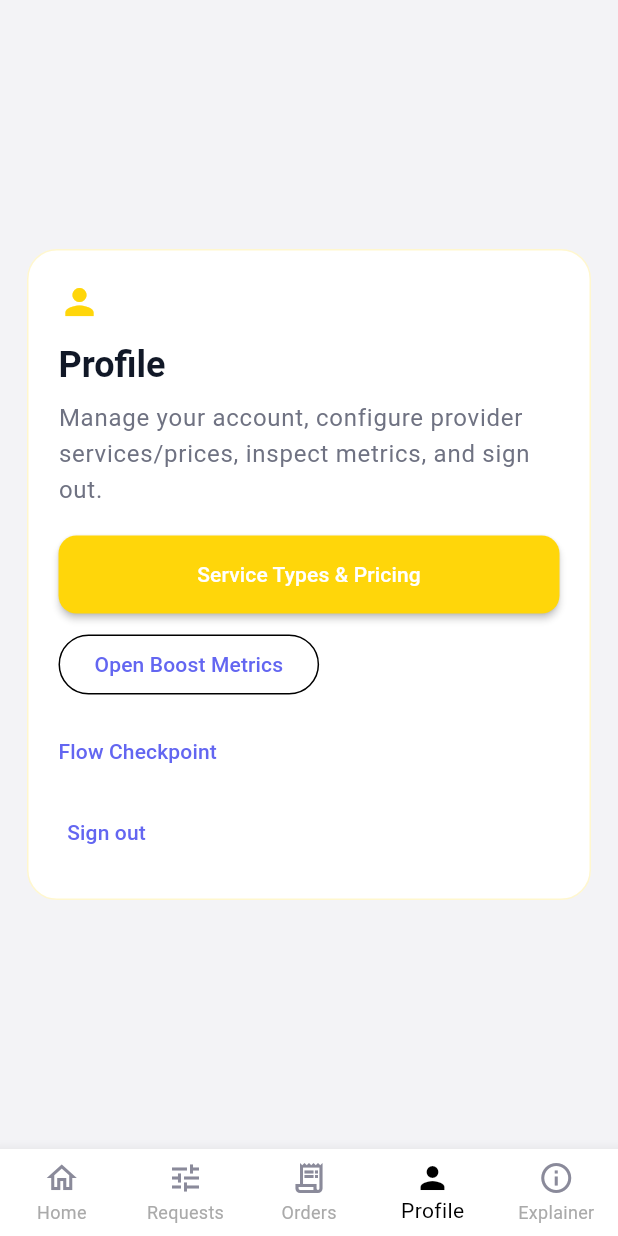
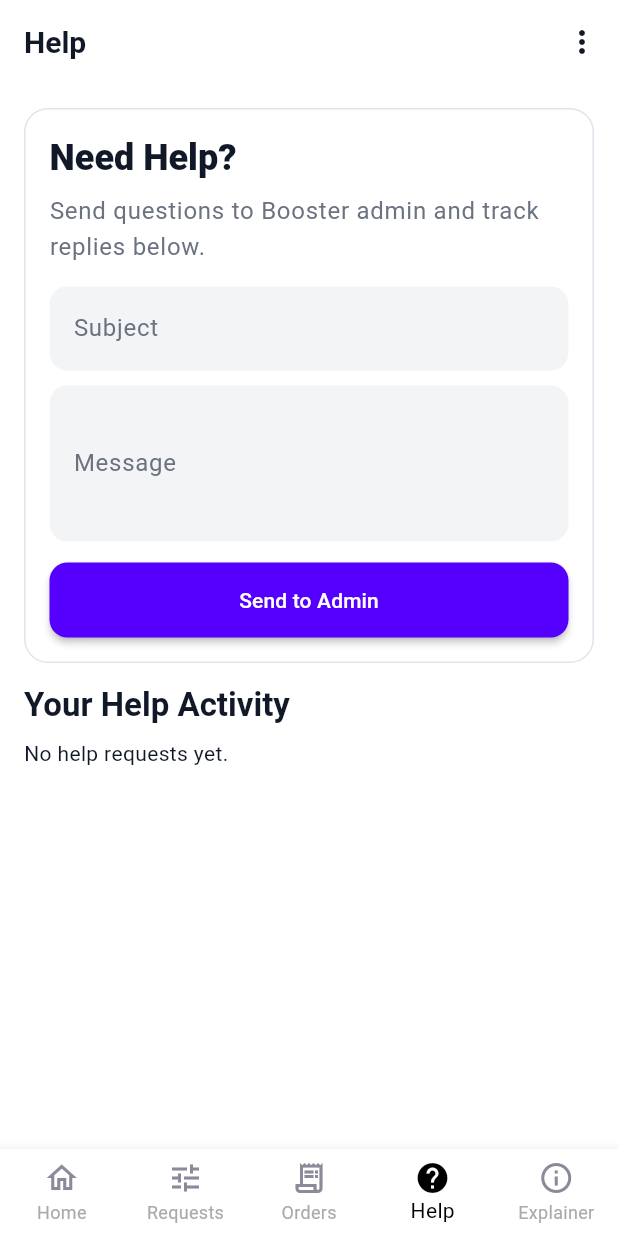
Before and after one commit to vitaprojects/boosstter, a Flutter app: the HomeScreen screen opened directly, item 4 of the bottom bar chosen, on a phone screen of 412 x 824 dp. Run offline on Flutter 3.47's test engine with Material 3 defaults, Android fonts, the phone set to English and light mode, and no system bars; our stand-ins replace cloud_firestore, cloud_functions, firebase_auth, firebase_core, firebase_database, geocoding and 2 more; missing offline and left inert: flutter_stripe; accounts and stored records are empty.

Commit message:
Add Help tab and move profile actions to More menu

```diff
--- /dev/null
+++ b/booster_app/lib/help_screen.dart
@@ -0,0 +1,282 @@
+import 'package:cloud_firestore/cloud_firestore.dart';
+import 'package:firebase_auth/firebase_auth.dart';
+import 'package:flutter/material.dart';
+
+class HelpScreen extends StatefulWidget {
+  const HelpScreen({super.key});
+
+  @override
+  State<HelpScreen> createState() => _HelpScreenState();
+}
+
+class _HelpScreenState extends State<HelpScreen> {
+  final TextEditingController _subjectController = TextEditingController();
+  final TextEditingController _messageController = TextEditingController();
+
+  bool _isSubmitting = false;
+
+  @override
+  void dispose() {
+    _subjectController.dispose();
+    _messageController.dispose();
+    super.dispose();
+  }
+
+  Future<void> _submitHelpRequest() async {
+    final user = FirebaseAuth.instance.currentUser;
+    if (user == null) {
+      ScaffoldMessenger.of(context).showSnackBar(
+        const SnackBar(content: Text('Please sign in to send a help request.')),
+      );
+      return;
+    }
+
+    final subject = _subjectController.text.trim();
+    final message = _messageController.text.trim();
+
+    if (subject.isEmpty || message.isEmpty) {
+      ScaffoldMessenger.of(context).showSnackBar(
+        const SnackBar(content: Text('Please enter both subject and message.')),
+      );
+      return;
+    }
+
+    if (_isSubmitting) return;
+    setState(() => _isSubmitting = true);
+
+    try {
+      await FirebaseFirestore.instance.collection('help_requests').add({
+        'userId': user.uid,
+        'userEmail': user.email,
+        'subject': subject,
+        'message': message,
+        'status': 'open',
+        'adminReply': null,
+        'createdAt': FieldValue.serverTimestamp(),
+        'updatedAt': FieldValue.serverTimestamp(),
+      });
+
+      if (!mounted) return;
+      _subjectController.clear();
+      _messageController.clear();
+      ScaffoldMessenger.of(context).showSnackBar(
+        const SnackBar(content: Text('Your question was sent to Booster admin.')),
+      );
+    } catch (_) {
+      if (!mounted) return;
+      ScaffoldMessenger.of(context).showSnackBar(
+        const SnackBar(content: Text('Could not send help request. Please try again.')),
+      );
+    } finally {
+      if (mounted) setState(() => _isSubmitting = false);
+    }
+  }
+
+  Color _statusColor(String status) {
+    switch (status) {
+      case 'resolved':
+        return const Color(0xFF16A34A);
+      case 'in_progress':
+        return const Color(0xFF2563EB);
+      default:
+        return const Color(0xFFEA580C);
+    }
+  }
+
+  String _formatTimestamp(Timestamp? ts) {
+    if (ts == null) return 'Unknown time';
+    final d = ts.toDate().toLocal();
+    final month = d.month.toString().padLeft(2, '0');
+    final day = d.day.toString().padLeft(2, '0');
+    final hour = d.hour.toString().padLeft(2, '0');
+    final minute = d.minute.toString().padLeft(2, '0');
+    return '${d.year}-$month-$day $hour:$minute';
+  }
+
+  @override
+  Widget build(BuildContext context) {
+    final userId = FirebaseAuth.instance.currentUser?.uid;
+
+    return SafeArea(
+      child: ListView(
+        padding: const EdgeInsets.all(16),
+        children: [
+          Container(
+            padding: const EdgeInsets.all(16),
+            decoration: BoxDecoration(
+              color: Colors.white,
+              borderRadius: BorderRadius.circular(16),
+              border: Border.all(color: const Color(0xFFE2E4ED)),
+            ),
+            child: Column(
+              crossAxisAlignment: CrossAxisAlignment.start,
+              children: [
+                Text(
+                  'Need Help?',
+                  style: Theme.of(context)
+                      .textTheme
+                      .headlineSmall
+                      ?.copyWith(fontWeight: FontWeight.w800),
+                ),
+                const SizedBox(height: 8),
+                Text(
+                  'Send questions to Booster admin and track replies below.',
+                  style: Theme.of(context)
+                      .textTheme
+                      .bodyLarge
+                      ?.copyWith(color: const Color(0xFF6B7280)),
+                ),
+                const SizedBox(height: 14),
+                TextField(
+                  controller: _subjectController,
+                  decoration: const InputDecoration(
+                    labelText: 'Subject',
+                    hintText: 'Example: Refund question',
+                  ),
+                ),
+                const SizedBox(height: 10),
+                TextField(
+                  controller: _messageController,
+                  minLines: 3,
+                  maxLines: 6,
+                  decoration: const InputDecoration(
+                    labelText: 'Message',
+                    hintText: 'Write your question or issue here',
+                  ),
+                ),
+                const SizedBox(height: 14),
+                SizedBox(
+                  width: double.infinity,
+                  child: ElevatedButton(
+                    onPressed: _isSubmitting ? null : _submitHelpRequest,
+                    style: ElevatedButton.styleFrom(
+                      padding: const EdgeInsets.symmetric(vertical: 14),
+                      backgroundColor: const Color(0xFF5500FF),
+                      foregroundColor: Colors.white,
+                    ),
+                    child: _isSubmitting
+                        ? const SizedBox(
+                            width: 18,
+                            height: 18,
+                            child: CircularProgressIndicator(strokeWidth: 2, color: Colors.white),
+                          )
+                        : const Text('Send to Admin'),
+                  ),
+                ),
+              ],
+            ),
+          ),
+          const SizedBox(height: 14),
+          Text(
+            'Your Help Activity',
+            style: Theme.of(context)
+                .textTheme
+                .titleLarge
+                ?.copyWith(fontWeight: FontWeight.w700),
+          ),
+          const SizedBox(height: 8),
+          if (userId == null)
+            const Text('Sign in to view your help requests.')
+          else
+            StreamBuilder<QuerySnapshot<Map<String, dynamic>>>(
+              stream: FirebaseFirestore.instance
+                  .collection('help_requests')
+                  .where('userId', isEqualTo: userId)
+                  .orderBy('createdAt', descending: true)
+                  .limit(30)
+                  .snapshots(),
+              builder: (context, snapshot) {
+                if (snapshot.connectionState == ConnectionState.waiting) {
+                  return const Padding(
+                    padding: EdgeInsets.all(20),
+                    child: Center(child: CircularProgressIndicator()),
+                  );
+                }
+
+                if (snapshot.hasError) {
+                  return Text('Could not load help requests: ${snapshot.error}');
+                }
+
+                final docs = snapshot.data?.docs ?? <QueryDocumentSnapshot<Map<String, dynamic>>>[];
+                if (docs.isEmpty) {
+                  return const Text('No help requests yet.');
+                }
+
+                return Column(
+                  children: docs.map((doc) {
+                    final data = doc.data();
+                    final status = (data['status'] ?? 'open').toString();
+                    final adminReply = (data['adminReply'] ?? '').toString();
+                    final createdAt = data['createdAt'] as Timestamp?;
+
+                    return Container(
+                      margin: const EdgeInsets.only(bottom: 10),
+                      padding: const EdgeInsets.all(12),
+                      decoration: BoxDecoration(
+                        color: Colors.white,
+                        borderRadius: BorderRadius.circular(12),
+                        border: Border.all(color: const Color(0xFFE2E4ED)),
+                      ),
+                      child: Column(
+                        crossAxisAlignment: CrossAxisAlignment.start,
+                        children: [
+                          Row(
+                            children: [
+                              Expanded(
+                                child: Text(
+                                  (data['subject'] ?? 'Help Request').toString(),
+                                  style: const TextStyle(fontWeight: FontWeight.w700),
+                                ),
+                              ),
+                              Container(
+                                padding: const EdgeInsets.symmetric(horizontal: 8, vertical: 4),
+                                decoration: BoxDecoration(
+                                  color: _statusColor(status).withValues(alpha: 0.14),
+                                  borderRadius: BorderRadius.circular(999),
+                                ),
+                                child: Text(
+                                  status,
+                                  style: TextStyle(
+                                    color: _statusColor(status),
+                                    fontWeight: FontWeight.w700,
+                                    fontSize: 12,
+                                  ),
+                                ),
+                              ),
+                            ],
+                          ),
+                          const SizedBox(height: 6),
+                          Text((data['message'] ?? '').toString()),
+                          if (adminReply.trim().isNotEmpty) ...[
+                            const SizedBox(height: 8),
+                            Container(
+                              width: double.infinity,
+                              padding: const EdgeInsets.all(10),
+                              decoration: BoxDecoration(
+                                color: const Color(0xFFF8FAFC),
+                                borderRadius: BorderRadius.circular(10),
+                                border: Border.all(color: const Color(0xFFE5E7EB)),
+                              ),
+                              child: Text(
+                                'Admin reply: $adminReply',
+                                style: const TextStyle(color: Color(0xFF0F172A)),
+                              ),
+                            ),
+                          ],
+                          const SizedBox(height: 8),
+                          Text(
+                            'Sent: ${_formatTimestamp(createdAt)}',
+                            style: const TextStyle(color: Color(0xFF6B7280), fontSize: 12),
+                          ),
+                        ],
+                      ),
+                    );
+                  }).toList(),
+                );
+              },
+            ),
+        ],
+      ),
+    );
+  }
+}
--- a/booster_app/lib/home_screen.dart
+++ b/booster_app/lib/home_screen.dart
@@ -10,6 +10,7 @@ import 'project_flow_checkpoint.dart';
 import 'boost_metrics_screen.dart';
 import 'transaction_tracking_screen.dart';
 import 'profile_settings_screen.dart';
+import 'help_screen.dart';
 
 class HomeScreen extends StatefulWidget {
   const HomeScreen({super.key});
@@ -21,6 +22,12 @@ class HomeScreen extends StatefulWidget {
 class _HomeScreenState extends State<HomeScreen> {
   bool _isSelecting = false;
   int _selectedTabIndex = 0;
+
+  static const String _moreProfileSettings = 'profile_settings';
+  static const String _moreBoostMetrics = 'boost_metrics';
+  static const String _moreTransactionHistory = 'transaction_history';
+  static const String _moreFlowCheckpoint = 'flow_checkpoint';
+  static const String _moreSignOut = 'sign_out';
 
   static const List<_MainTabVisual> _mainTabs = <_MainTabVisual>[
     _MainTabVisual(
@@ -39,9 +46,9 @@ class _HomeScreenState extends State<HomeScreen> {
       activeIcon: Icons.receipt_long,
     ),
     _MainTabVisual(
-      label: 'Profile',
-      icon: Icons.person_outline,
-      activeIcon: Icons.person,
+      label: 'Help',
+      icon: Icons.help_outline,
+      activeIcon: Icons.help,
     ),
   ];
 
@@ -123,6 +130,45 @@ class _HomeScreenState extends State<HomeScreen> {
     Navigator.of(context).push(
       MaterialPageRoute(builder: (_) => const CustomerScreen()),
     );
+  }
+
+  Future<void> _signOutAndExit() async {
+    await FirebaseAuth.instance.signOut();
+    if (!mounted) return;
+    Navigator.of(context).pushAndRemoveUntil(
+      MaterialPageRoute(builder: (_) => const LoginScreen()),
+      (route) => false,
+    );
+  }
+
+  Future<void> _openMoreAction(String action) async {
+    switch (action) {
+      case _moreProfileSettings:
+        Navigator.of(context).push(
+          MaterialPageRoute(builder: (_) => const ProfileSettingsScreen()),
+        );
+        break;
+      case _moreBoostMetrics:
+        Navigator.of(context).push(
+          MaterialPageRoute(builder: (_) => const BoostMetricsScreen()),
+        );
+        break;
+      case _moreTransactionHistory:
+        Navigator.of(context).push(
+          MaterialPageRoute(builder: (_) => const TransactionTrackingScreen()),
+        );
+        break;
+      case _moreFlowCheckpoint:
+        Navigator.of(context).push(
+          MaterialPageRoute(builder: (_) => const FlowCheckpointScreen()),
+        );
+        break;
+      case _moreSignOut:
+        await _signOutAndExit();
+        break;
+      default:
+        break;
+    }
   }
 
   Future<void> _setRoleForCurrentUser(
@@ -230,18 +276,24 @@ class _HomeScreenState extends State<HomeScreen> {
           },
         );
       case 3:
-        return _ProfileTab(
-          onLogout: () async {
-            await FirebaseAuth.instance.signOut();
-            if (!mounted) return;
-            Navigator.of(context).pushAndRemoveUntil(
-              MaterialPageRoute(builder: (_) => const LoginScreen()),
-              (route) => false,
-            );
-          },
-        );
+        return const HelpScreen();
       default:
         return const SizedBox.shrink();
+    }
+  }
+
+  String _titleForTab(int index) {
+    switch (index) {
+      case 0:
+        return 'Home';
+      case 1:
+        return 'Requests';
+      case 2:
+        return 'Orders';
+      case 3:
+        return 'Help';
+      default:
+        return 'Booster';
     }
   }
 
@@ -249,6 +301,38 @@ class _HomeScreenState extends State<HomeScreen> {
   Widget build(BuildContext context) {
     final tabs = _tabs;
     return Scaffold(
+      appBar: AppBar(
+        title: Text(_titleForTab(_selectedTabIndex)),
+        actions: [
+          PopupMenuButton<String>(
+            tooltip: 'More',
+            icon: const Icon(Icons.more_vert),
+            onSelected: _openMoreAction,
+            itemBuilder: (context) => const [
+              PopupMenuItem<String>(
+                value: _moreProfileSettings,
+                child: Text('Profile Settings'),
+              ),
+              PopupMenuItem<String>(
+                value: _moreBoostMetrics,
+                child: Text('Boost Metrics'),
+              ),
+              PopupMenuItem<String>(
+                value: _moreTransactionHistory,
+                child: Text('Transaction History'),
+              ),
+              PopupMenuItem<String>(
+                value: _moreFlowCheckpoint,
+                child: Text('Flow Checkpoint'),
+              ),
+              PopupMenuItem<String>(
+                value: _moreSignOut,
+                child: Text('Sign out'),
+              ),
+            ],
+          ),
+        ],
+      ),
       body: _buildBody(),
       bottomNavigationBar: MediaQuery.removePadding(
         context: context,
@@ -512,43 +596,6 @@ class _OrdersTab extends StatelessWidget {
   }
 }
 
-class _ProfileTab extends StatelessWidget {
-  const _ProfileTab({required this.onLogout});
-
-  final VoidCallback onLogout;
-
-  @override
-  Widget build(BuildContext context) {
-    return _InfoTab(
-      title: 'Profile',
-      subtitle:
-          'Manage your account, configure provider services/prices, inspect metrics, and sign out.',
-      icon: Icons.person,
-      accent: const Color(0xFFFFD60A),
-      actionLabel: 'Service Types & Pricing',
-      onAction: () {
-        Navigator.of(context).push(
-          MaterialPageRoute(builder: (_) => const ProfileSettingsScreen()),
-        );
-      },
-      secondaryActionLabel: 'Open Boost Metrics',
-      onSecondaryAction: () {
-        Navigator.of(context).push(
-          MaterialPageRoute(builder: (_) => const BoostMetricsScreen()),
-        );
-      },
-      tertiaryActionLabel: 'Flow Checkpoint',
-      onTertiaryAction: () {
-        Navigator.of(context).push(
-          MaterialPageRoute(builder: (_) => const FlowCheckpointScreen()),
-        );
-      },
-      quaternaryActionLabel: 'Sign out',
-      onQuaternaryAction: onLogout,
-    );
-  }
-}
-
 class _InfoTab extends StatelessWidget {
   const _InfoTab({
     required this.title,
```
